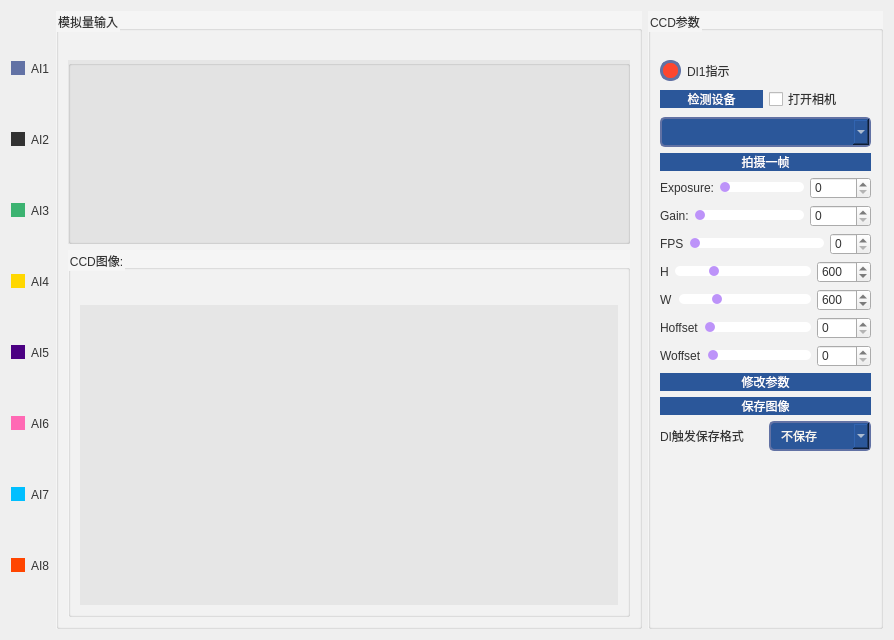
Above: new_thu/UI/Cardpage/AIO_CCD_Table.ui from mihudaner/THU before the change. Below: the same form after it.
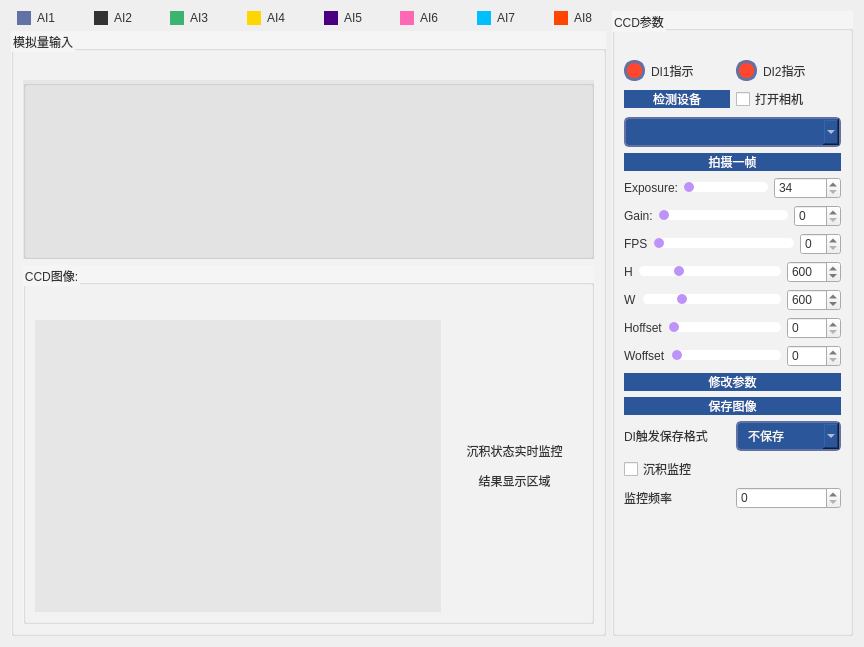
That is the form after the change. Icons and pictures are not drawn. Custom widgets are drawn as their Qt base class.

What changed in the file:
```diff
--- a/new_thu/UI/Cardpage/AIO_CCD_Table.ui
+++ b/new_thu/UI/Cardpage/AIO_CCD_Table.ui
@@ -6,8 +6,8 @@
    <rect>
     <x>0</x>
     <y>0</y>
-    <width>894</width>
-    <height>640</height>
+    <width>864</width>
+    <height>647</height>
    </rect>
   </property>
   <property name="contextMenuPolicy">
@@ -354,8 +354,8 @@
   </property>
   <layout class="QHBoxLayout" name="horizontalLayout" stretch="1,0">
    <item>
-    <layout class="QGridLayout" name="gridLayout_3" rowstretch="0" columnstretch="0,0">
-     <item row="0" column="1">
+    <layout class="QGridLayout" name="gridLayout_3" rowstretch="0,0" columnstretch="0,0">
+     <item row="1" column="1">
       <widget class="QGroupBox" name="groupBox_6">
        <property name="sizePolicy">
         <sizepolicy hsizetype="Expanding" vsizetype="Expanding">
@@ -416,14 +416,31 @@
             </widget>
            </item>
            <item>
-            <widget class="QLabel" name="label_ccd_img">
-             <property name="styleSheet">
-              <string notr="true">background-color: rgb(230, 230, 230);</string>
-             </property>
-             <property name="text">
-              <string/>
-             </property>
-            </widget>
+            <layout class="QHBoxLayout" name="horizontalLayout_12" stretch="3,1">
+             <item>
+              <widget class="QLabel" name="label_ccd_img">
+               <property name="styleSheet">
+                <string notr="true">background-color: rgb(230, 230, 230);</string>
+               </property>
+               <property name="text">
+                <string/>
+               </property>
+               <property name="alignment">
+                <set>Qt::AlignCenter</set>
+               </property>
+              </widget>
+             </item>
+             <item>
+              <widget class="QLabel" name="label_12">
+               <property name="text">
+                <string>&lt;html&gt;&lt;head/&gt;&lt;body&gt;&lt;p&gt;沉积状态实时监控&lt;/p&gt;&lt;p&gt;结果显示区域&lt;/p&gt;&lt;/body&gt;&lt;/html&gt;</string>
+               </property>
+               <property name="alignment">
+                <set>Qt::AlignCenter</set>
+               </property>
+              </widget>
+             </item>
+            </layout>
            </item>
           </layout>
          </widget>
@@ -431,126 +448,254 @@
        </layout>
       </widget>
      </item>
-     <item row="0" column="0">
-      <layout class="QGridLayout" name="gridLayout">
-       <item row="4" column="0">
-        <widget class="QCheckBox" name="checkBox_5">
-         <property name="styleSheet">
-          <string notr="true">QCheckBox::indicator:checked {
-    background-color: rgb(75, 0, 130); /* 选中状态背景色 */
-}</string>
-         </property>
-         <property name="text">
-          <string>AI5</string>
-         </property>
-         <property name="checked">
-          <bool>true</bool>
-         </property>
-        </widget>
-       </item>
-       <item row="0" column="0">
+     <item row="0" column="1">
+      <layout class="QHBoxLayout" name="horizontalLayout_11">
+       <item>
         <widget class="QCheckBox" name="checkBox_1">
+         <property name="maximumSize">
+          <size>
+           <width>20</width>
+           <height>16777215</height>
+          </size>
+         </property>
+         <property name="layoutDirection">
+          <enum>Qt::RightToLeft</enum>
+         </property>
          <property name="styleSheet">
           <string notr="true">QCheckBox::indicator:checked {
     background-color: rgb(98, 114, 165); /* 选中状态背景色 */
 }</string>
          </property>
          <property name="text">
+          <string/>
+         </property>
+         <property name="checked">
+          <bool>true</bool>
+         </property>
+        </widget>
+       </item>
+       <item>
+        <widget class="EditableLabel" name="AI1">
+         <property name="text">
           <string>AI1</string>
          </property>
-         <property name="checked">
-          <bool>true</bool>
-         </property>
         </widget>
        </item>
-       <item row="3" column="0">
-        <widget class="QCheckBox" name="checkBox_4">
-         <property name="styleSheet">
-          <string notr="true">QCheckBox::indicator:checked {
-    background-color: rgb(255, 215, 0); /* 选中状态背景色 */
-}</string>
-         </property>
-         <property name="text">
-          <string>AI4</string>
-         </property>
-         <property name="checked">
-          <bool>true</bool>
-         </property>
-        </widget>
-       </item>
-       <item row="1" column="0">
+       <item>
         <widget class="QCheckBox" name="checkBox_2">
+         <property name="maximumSize">
+          <size>
+           <width>16777215</width>
+           <height>20</height>
+          </size>
+         </property>
+         <property name="layoutDirection">
+          <enum>Qt::RightToLeft</enum>
+         </property>
          <property name="styleSheet">
           <string notr="true">QCheckBox::indicator:checked {
     background-color: rgb(50, 50, 50); /* 选中状态背景色 */
 }</string>
          </property>
          <property name="text">
+          <string/>
+         </property>
+         <property name="checked">
+          <bool>true</bool>
+         </property>
+        </widget>
+       </item>
+       <item>
+        <widget class="EditableLabel" name="AI2">
+         <property name="text">
           <string>AI2</string>
          </property>
-         <property name="checked">
-          <bool>true</bool>
-         </property>
         </widget>
        </item>
-       <item row="6" column="0">
-        <widget class="QCheckBox" name="checkBox_7">
-         <property name="styleSheet">
-          <string notr="true">QCheckBox::indicator:checked {
-    background-color: rgb(0, 191, 255); /* 选中状态背景色 */
-}</string>
-         </property>
-         <property name="text">
-          <string>AI7</string>
-         </property>
-         <property name="checked">
-          <bool>true</bool>
-         </property>
-        </widget>
-       </item>
-       <item row="2" column="0">
+       <item>
         <widget class="QCheckBox" name="checkBox_3">
+         <property name="maximumSize">
+          <size>
+           <width>16777215</width>
+           <height>20</height>
+          </size>
+         </property>
+         <property name="layoutDirection">
+          <enum>Qt::RightToLeft</enum>
+         </property>
          <property name="styleSheet">
           <string notr="true">QCheckBox::indicator:checked {
     background-color: rgb(60, 179, 113); /* 选中状态背景色 */
 }</string>
          </property>
          <property name="text">
+          <string/>
+         </property>
+         <property name="checked">
+          <bool>true</bool>
+         </property>
+        </widget>
+       </item>
+       <item>
+        <widget class="EditableLabel" name="AI3">
+         <property name="text">
           <string>AI3</string>
          </property>
+        </widget>
+       </item>
+       <item>
+        <widget class="QCheckBox" name="checkBox_4">
+         <property name="maximumSize">
+          <size>
+           <width>16777215</width>
+           <height>20</height>
+          </size>
+         </property>
+         <property name="layoutDirection">
+          <enum>Qt::RightToLeft</enum>
+         </property>
+         <property name="styleSheet">
+          <string notr="true">QCheckBox::indicator:checked {
+    background-color: rgb(255, 215, 0); /* 选中状态背景色 */
+}</string>
+         </property>
+         <property name="text">
+          <string/>
+         </property>
          <property name="checked">
           <bool>true</bool>
          </property>
         </widget>
        </item>
-       <item row="5" column="0">
+       <item>
+        <widget class="EditableLabel" name="AI4">
+         <property name="text">
+          <string>AI4</string>
+         </property>
+        </widget>
+       </item>
+       <item>
+        <widget class="QCheckBox" name="checkBox_5">
+         <property name="maximumSize">
+          <size>
+           <width>16777215</width>
+           <height>20</height>
+          </size>
+         </property>
+         <property name="layoutDirection">
+          <enum>Qt::RightToLeft</enum>
+         </property>
+         <property name="styleSheet">
+          <string notr="true">QCheckBox::indicator:checked {
+    background-color: rgb(75, 0, 130); /* 选中状态背景色 */
+}</string>
+         </property>
+         <property name="text">
+          <string/>
+         </property>
+         <property name="checked">
+          <bool>true</bool>
+         </property>
+        </widget>
+       </item>
+       <item>
+        <widget class="EditableLabel" name="AI5">
+         <property name="text">
+          <string>AI5</string>
+         </property>
+        </widget>
+       </item>
+       <item>
         <widget class="QCheckBox" name="checkBox_6">
+         <property name="maximumSize">
+          <size>
+           <width>16777215</width>
+           <height>20</height>
+          </size>
+         </property>
+         <property name="layoutDirection">
+          <enum>Qt::RightToLeft</enum>
+         </property>
          <property name="styleSheet">
           <string notr="true">QCheckBox::indicator:checked {
     background-color: rgb(255, 105, 180); /* 选中状态背景色 */
 }</string>
          </property>
          <property name="text">
+          <string/>
+         </property>
+         <property name="checked">
+          <bool>true</bool>
+         </property>
+        </widget>
+       </item>
+       <item>
+        <widget class="EditableLabel" name="AI6">
+         <property name="text">
           <string>AI6</string>
          </property>
+        </widget>
+       </item>
+       <item>
+        <widget class="QCheckBox" name="checkBox_7">
+         <property name="maximumSize">
+          <size>
+           <width>16777215</width>
+           <height>20</height>
+          </size>
+         </property>
+         <property name="layoutDirection">
+          <enum>Qt::RightToLeft</enum>
+         </property>
+         <property name="styleSheet">
+          <string notr="true">QCheckBox::indicator:checked {
+    background-color: rgb(0, 191, 255); /* 选中状态背景色 */
+}</string>
+         </property>
+         <property name="text">
+          <string/>
+         </property>
          <property name="checked">
           <bool>true</bool>
          </property>
         </widget>
        </item>
-       <item row="7" column="0">
+       <item>
+        <widget class="EditableLabel" name="AI7">
+         <property name="text">
+          <string>AI7</string>
+         </property>
+        </widget>
+       </item>
+       <item>
         <widget class="QCheckBox" name="checkBox_8">
+         <property name="maximumSize">
+          <size>
+           <width>16777215</width>
+           <height>20</height>
+          </size>
+         </property>
+         <property name="layoutDirection">
+          <enum>Qt::RightToLeft</enum>
+         </property>
          <property name="styleSheet">
           <string notr="true">QCheckBox::indicator:checked {
     background-color: rgb(255, 69, 0); /* 选中状态背景色 */
 }</string>
          </property>
          <property name="text">
+          <string/>
+         </property>
+         <property name="checked">
+          <bool>true</bool>
+         </property>
+        </widget>
+       </item>
+       <item>
+        <widget class="EditableLabel" name="AI8">
+         <property name="text">
           <string>AI8</string>
          </property>
-         <property name="checked">
-          <bool>true</bool>
-         </property>
         </widget>
        </item>
       </layout>
@@ -574,9 +719,14 @@
        </widget>
       </item>
       <item>
-       <widget class="QRadioButton" name="radioButton">
-        <property name="styleSheet">
-         <string notr="true">QRadioButton::indicator {
+       <layout class="QHBoxLayout" name="horizontalLayout_15"/>
+      </item>
+      <item>
+       <layout class="QHBoxLayout" name="horizontalLayout_14">
+        <item>
+         <widget class="QRadioButton" name="radioButton">
+          <property name="styleSheet">
+           <string notr="true">QRadioButton::indicator {
     border: 3px solid #6272a4;
 	width: 15px;
 	height: 15px;
@@ -591,11 +741,43 @@
 	border: 3px solid #bd93f9;
 }
 </string>
-        </property>
-        <property name="text">
-         <string>DI1指示</string>
-        </property>
-       </widget>
+          </property>
+          <property name="text">
+           <string>DI1指示</string>
+          </property>
+          <property name="autoExclusive">
+           <bool>false</bool>
+          </property>
+         </widget>
+        </item>
+        <item>
+         <widget class="QRadioButton" name="radioButton_2">
+          <property name="styleSheet">
+           <string notr="true">QRadioButton::indicator {
+    border: 3px solid #6272a4;
+	width: 15px;
+	height: 15px;
+	border-radius: 10px;
+    background: rgb(255, 70, 46);
+}
+QRadioButton::indicator:hover {
+    border: 3px solid rgb(119, 136, 187);
+}
+QRadioButton::indicator:checked {
+    background: 3px solid rgb(50, 255,70 );
+	border: 3px solid #bd93f9;
+}
+</string>
+          </property>
+          <property name="text">
+           <string>DI2指示</string>
+          </property>
+          <property name="autoExclusive">
+           <bool>false</bool>
+          </property>
+         </widget>
+        </item>
+       </layout>
       </item>
       <item>
        <layout class="QHBoxLayout" name="horizontalLayout_5">
@@ -655,8 +837,11 @@
         </item>
         <item>
          <widget class="QSlider" name="Slider_exposure">
+          <property name="minimum">
+           <number>34</number>
+          </property>
           <property name="maximum">
-           <number>10000</number>
+           <number>10000000</number>
           </property>
           <property name="orientation">
            <enum>Qt::Horizontal</enum>
@@ -665,14 +850,17 @@
         </item>
         <item>
          <widget class="QSpinBox" name="spinBox_exposure">
+          <property name="minimum">
+           <number>34</number>
+          </property>
           <property name="maximum">
-           <number>10000</number>
+           <number>10000000</number>
           </property>
           <property name="singleStep">
            <number>1</number>
           </property>
           <property name="value">
-           <number>0</number>
+           <number>34</number>
           </property>
          </widget>
         </item>
@@ -690,7 +878,7 @@
         <item>
          <widget class="QSlider" name="Slider1_gain">
           <property name="maximum">
-           <number>10000</number>
+           <number>360</number>
           </property>
           <property name="orientation">
            <enum>Qt::Horizontal</enum>
@@ -700,7 +888,7 @@
         <item>
          <widget class="QSpinBox" name="spinBox_gain">
           <property name="maximum">
-           <number>10000</number>
+           <number>360</number>
           </property>
           <property name="singleStep">
            <number>1</number>
@@ -912,13 +1100,63 @@
           </item>
           <item>
            <property name="text">
-            <string/>
+            <string>jpg+mp4</string>
            </property>
           </item>
          </widget>
         </item>
        </layout>
       </item>
+      <item>
+       <widget class="QCheckBox" name="checkBox_openccd_2">
+        <property name="styleSheet">
+         <string notr="true">
+
+        QCheckBox::indicator {
+            padding-top: 1px;
+            width: 40px;
+            height: 30px;
+            border: none;
+        }
+
+        QCheckBox::indicator:unchecked {
+            image: url(:/icon/check_on.png);
+        }
+
+        QCheckBox::indicator:checked {
+            image: url(:/icon/check_off.png);
+        }
+url(:/icon/check_off.png)</string>
+        </property>
+        <property name="text">
+         <string>沉积监控</string>
+        </property>
+       </widget>
+      </item>
+      <item>
+       <layout class="QHBoxLayout" name="horizontalLayout_13">
+        <item>
+         <widget class="QLabel" name="label_13">
+          <property name="text">
+           <string>监控频率</string>
+          </property>
+         </widget>
+        </item>
+        <item>
+         <widget class="QSpinBox" name="spinBox_gain_2">
+          <property name="maximum">
+           <number>10000</number>
+          </property>
+          <property name="singleStep">
+           <number>1</number>
+          </property>
+          <property name="value">
+           <number>0</number>
+          </property>
+         </widget>
+        </item>
+       </layout>
+      </item>
       <item>
        <spacer name="verticalSpacer">
         <property name="orientation">
@@ -937,6 +1175,13 @@
    </item>
   </layout>
  </widget>
+ <customwidgets>
+  <customwidget>
+   <class>EditableLabel</class>
+   <extends>QLabel</extends>
+   <header>..CustomWidget.QLabelEditable</header>
+  </customwidget>
+ </customwidgets>
  <resources>
   <include location="icon/icon.qrc"/>
  </resources>
```
